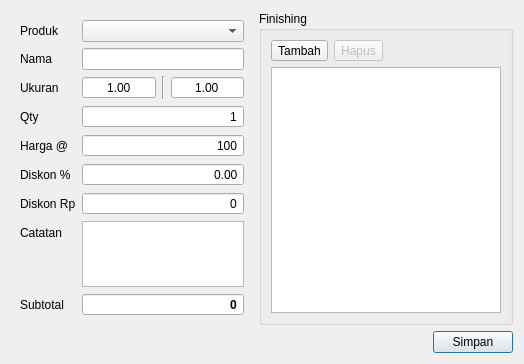
Qt form src/dialogs/orderitemdialog.ui (AyahnaSyahid/LazyMins) before a commit.
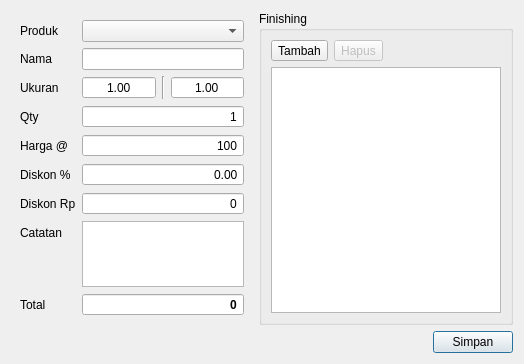
The same form after that commit. Custom widgets are drawn as their Qt base class.

Diff of the .ui file:
```diff
--- a/src/dialogs/orderitemdialog.ui
+++ b/src/dialogs/orderitemdialog.ui
@@ -255,7 +255,7 @@
         <item row="8" column="0">
          <widget class="QLabel" name="subtotalLabel">
           <property name="text">
-           <string>Subtotal</string>
+           <string>Total</string>
           </property>
          </widget>
         </item>
```
Left out of the diff: 4 changed lines with no effect on the pictures.
